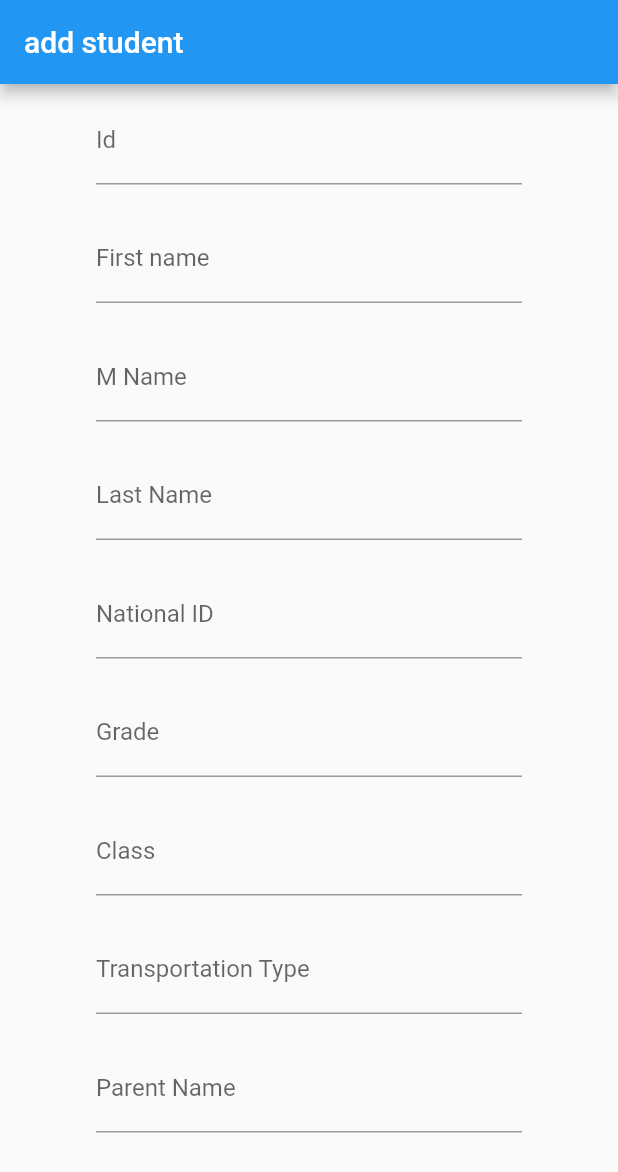
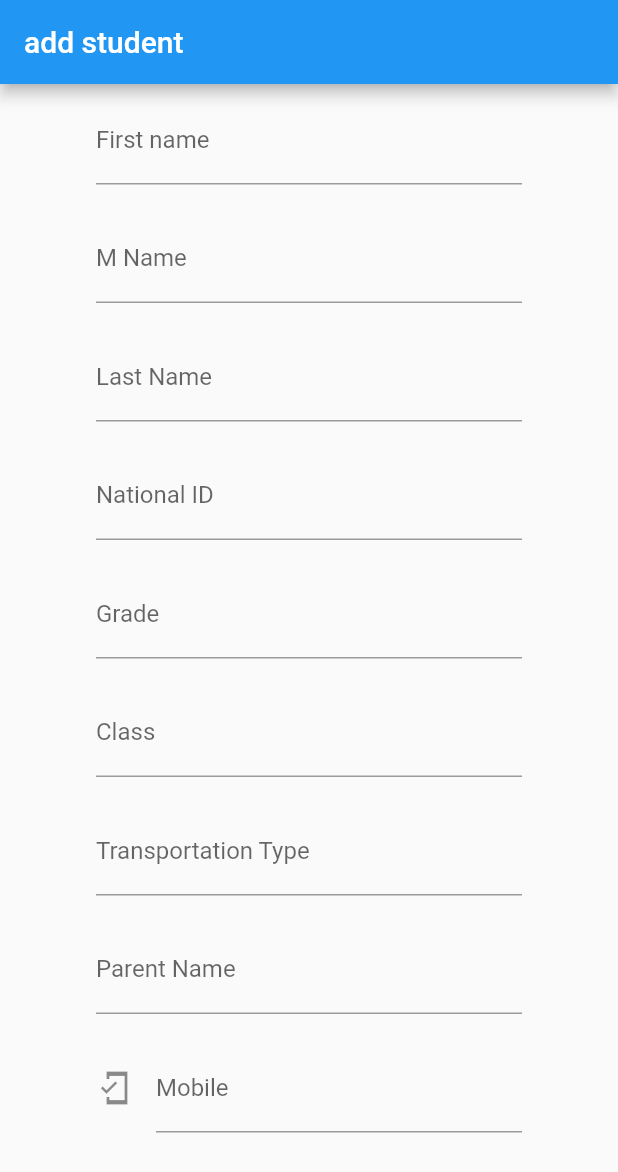
Before and after one commit to sohaibfb/flutter_application_1, a Flutter app: the AddStudent screen opened directly, on a phone screen of 412 x 824 dp. Shown: the top 1172 px of the screen. Run offline on Flutter 3.47's test engine with Material 2 defaults, Android fonts, the phone set to English and light mode, and no system bars.

Commit message:
10052021

```diff
--- a/lib/AddStudent.dart
+++ b/lib/AddStudent.dart
@@ -1,4 +1,8 @@
+import 'dart:convert';
+import 'package:flutter/foundation.dart';
 import 'package:flutter/material.dart';
+import 'dart:async';
+import 'package:http/http.dart' as http;
 
 class AddStudent extends StatefulWidget {
   AddStudent({Key key}) : super(key: key);
@@ -8,6 +12,44 @@ class AddStudent extends StatefulWidget {
 }
 
 class _NameState extends State<AddStudent> {
+  // TextEditingController id = new TextEditingController();
+  TextEditingController firstName = new TextEditingController();
+  TextEditingController midName = new TextEditingController();
+  TextEditingController lastName = new TextEditingController();
+  TextEditingController nationalId = new TextEditingController();
+  TextEditingController grade = new TextEditingController();
+  TextEditingController studentClass = new TextEditingController();
+  TextEditingController transportionType = new TextEditingController();
+  TextEditingController parentName = new TextEditingController();
+  TextEditingController mobile = new TextEditingController();
+  TextEditingController email = new TextEditingController();
+
+  Future<String> senddata() async {
+    String url = ("http://sktest87.000webhostapp.com");
+    var data = {
+      //"id": id.text,
+      "firstname": firstName.text,
+      "midname": midName.text,
+      "lastname": lastName.text,
+      "nationalid": nationalId.text,
+      "grade": grade.text,
+      "studentclass": studentClass.text,
+      "transportationtype": transportionType.text,
+      "parentname": parentName.text,
+      "mobile": mobile.text,
+      "email": email.text,
+    };
+
+    var response = await http.post(Uri.parse(url), body: data);
+    if (response.statusCode == 200) {
+      print(response.body);
+      Navigator.pop(context);
+    } else {
+      print("network error");
+    }
+    return 'success';
+  }
+
   final GlobalKey<FormState> _formkey = GlobalKey<FormState>();
   @override
   Widget build(BuildContext context) {
@@ -23,10 +65,11 @@ class _NameState extends State<AddStudent> {
                 child: ListView(
                   children: [
                     TextFormField(
-                      decoration: InputDecoration(labelText: 'Id'),
+                      controller: firstName,
+                      decoration: InputDecoration(labelText: 'First name'),
                       validator: (value) {
                         if (value == null || value.isEmpty) {
-                          return 'enter id';
+                          return 'enter first name';
                         }
                         return null;
                       },
@@ -35,10 +78,11 @@ class _NameState extends State<AddStudent> {
                       height: 20,
                     ),
                     TextFormField(
-                      decoration: InputDecoration(labelText: 'First name'),
+                      controller: midName,
+                      decoration: InputDecoration(labelText: 'M Name'),
                       validator: (value) {
                         if (value == null || value.isEmpty) {
-                          return 'enter id';
+                          return 'enter Middle Name';
                         }
                         return null;
                       },
@@ -47,10 +91,11 @@ class _NameState extends State<AddStudent> {
                       height: 20,
                     ),
                     TextFormField(
-                      decoration: InputDecoration(labelText: 'M Name'),
+                      controller: lastName,
+                      decoration: InputDecoration(labelText: 'Last Name'),
                       validator: (value) {
                         if (value == null || value.isEmpty) {
-                          return 'enter id';
+                          return 'Enter last Name';
                         }
                         return null;
                       },
@@ -59,10 +104,12 @@ class _NameState extends State<AddStudent> {
                       height: 20,
                     ),
                     TextFormField(
-                      decoration: InputDecoration(labelText: 'Last Name'),
+                      controller: nationalId,
+                      keyboardType: TextInputType.number,
+                      decoration: InputDecoration(labelText: 'National ID'),
                       validator: (value) {
                         if (value == null || value.isEmpty) {
-                          return 'enter id';
+                          return 'enter National Id';
                         }
                         return null;
                       },
@@ -71,11 +118,11 @@ class _NameState extends State<AddStudent> {
                       height: 20,
                     ),
                     TextFormField(
-                      keyboardType: TextInputType.number,
-                      decoration: InputDecoration(labelText: 'National ID'),
+                      controller: grade,
+                      decoration: InputDecoration(labelText: 'Grade'),
                       validator: (value) {
                         if (value == null || value.isEmpty) {
-                          return 'enter id';
+                          return 'enter Grade';
                         }
                         return null;
                       },
@@ -84,10 +131,11 @@ class _NameState extends State<AddStudent> {
                       height: 20,
                     ),
                     TextFormField(
-                      decoration: InputDecoration(labelText: 'Grade'),
+                      controller: studentClass,
+                      decoration: InputDecoration(labelText: 'Class'),
                       validator: (value) {
                         if (value == null || value.isEmpty) {
-                          return 'enter id';
+                          return 'enter Class';
                         }
                         return null;
                       },
@@ -96,10 +144,12 @@ class _NameState extends State<AddStudent> {
                       height: 20,
                     ),
                     TextFormField(
-                      decoration: InputDecoration(labelText: 'Class'),
+                      controller: transportionType,
+                      decoration:
+                          InputDecoration(labelText: 'Transportation Type'),
                       validator: (value) {
                         if (value == null || value.isEmpty) {
-                          return 'enter id';
+                          return 'enter Transportation Type';
                         }
                         return null;
                       },
@@ -108,11 +158,11 @@ class _NameState extends State<AddStudent> {
                       height: 20,
                     ),
                     TextFormField(
-                      decoration:
-                          InputDecoration(labelText: 'Transportation Type'),
+                      controller: parentName,
+                      decoration: InputDecoration(labelText: 'Parent Name'),
                       validator: (value) {
                         if (value == null || value.isEmpty) {
-                          return 'enter id';
+                          return 'Enter parent Name';
                         }
                         return null;
                       },
@@ -121,10 +171,14 @@ class _NameState extends State<AddStudent> {
                       height: 20,
                     ),
                     TextFormField(
-                      decoration: InputDecoration(labelText: 'Parent Name'),
+                      controller: mobile,
+                      keyboardType: TextInputType.number,
+                      decoration: InputDecoration(
+                          icon: Icon(Icons.mobile_friendly_sharp),
+                          labelText: 'Mobile'),
                       validator: (value) {
                         if (value == null || value.isEmpty) {
-                          return 'enter id';
+                          return 'enter Mobile';
                         }
                         return null;
                       },
@@ -133,27 +187,13 @@ class _NameState extends State<AddStudent> {
                       height: 20,
                     ),
                     TextFormField(
-                      keyboardType: TextInputType.number,
-                      decoration: InputDecoration(
-                          icon: Icon(Icons.mobile_friendly_sharp),
-                          labelText: 'Mobile'),
-                      validator: (value) {
-                        if (value == null || value.isEmpty) {
-                          return 'enter id';
-                        }
-                        return null;
-                      },
-                    ),
-                    SizedBox(
-                      height: 20,
-                    ),
-                    TextFormField(
+                      controller: email,
                       keyboardType: TextInputType.emailAddress,
                       decoration: InputDecoration(
                           icon: Icon(Icons.mail), labelText: 'Email'),
                       validator: (value) {
                         if (value == null || value.isEmpty) {
-                          return 'enter id';
+                          return 'enter Email';
                         }
                         return null;
                       },
@@ -162,7 +202,13 @@ class _NameState extends State<AddStudent> {
                       height: 20,
                     ),
                     ElevatedButton(
-                        onPressed: () {}, child: Text('Add student')),
+                        onPressed: () {
+                          print("pressed");
+                          if (_formkey.currentState.validate()) {
+                            senddata();
+                          } else {}
+                        },
+                        child: Text('Add student')),
                   ],
                 ))));
   }
```
Also changed, not shown: 1 other file.
